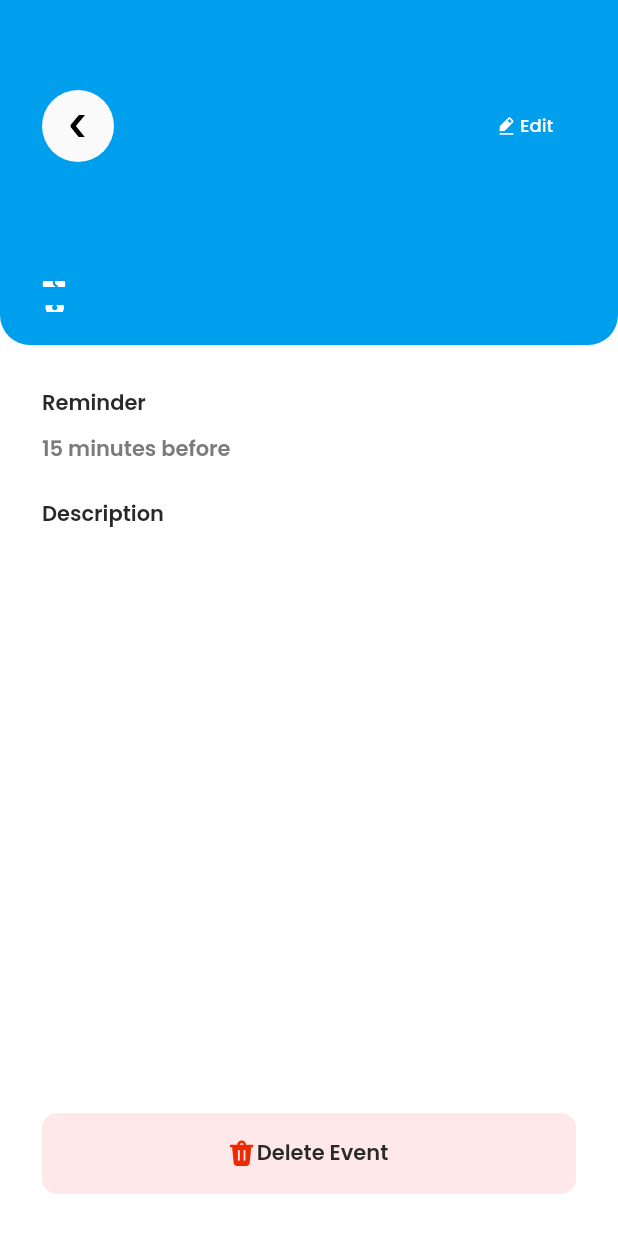
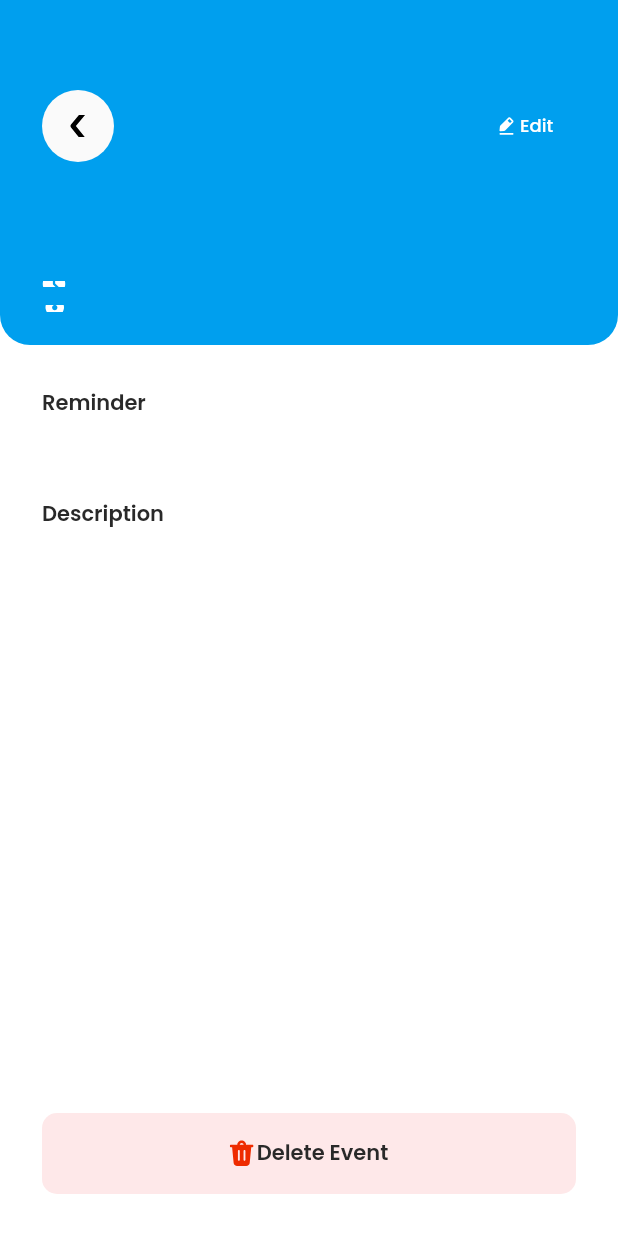
Before and after one commit to YorqinBek7/todo, a Flutter app: the DetailEventPage screen opened directly with empty values, on a phone screen of 412 x 824 dp. Shown: the top 1233 px of the screen. Run offline on Flutter 3.47's test engine with Material 2 defaults, Android fonts, the phone set to English and light mode, and no system bars; our stand-ins replace dio, equatable, flutter_bloc, flutter_svg, fluttertoast, geolocator and 4 more; accounts and stored records are empty.

Commit message:
added: reminder in detail page

```diff
--- a/lib/src/features/presentation/pages/main/sub_pages/detail_event/detail_event_page.dart
+++ b/lib/src/features/presentation/pages/main/sub_pages/detail_event/detail_event_page.dart
@@ -44,7 +44,7 @@ class DetailEventPage extends StatelessWidget {
                   ),
                   10.ph,
                   Text(
-                    '15 minutes before',
+                    todoModel.eventTime,
                     style: context.displayMedium?.copyWith(
                       color: AppColors.C_7C7B7B,
                     ),
```
